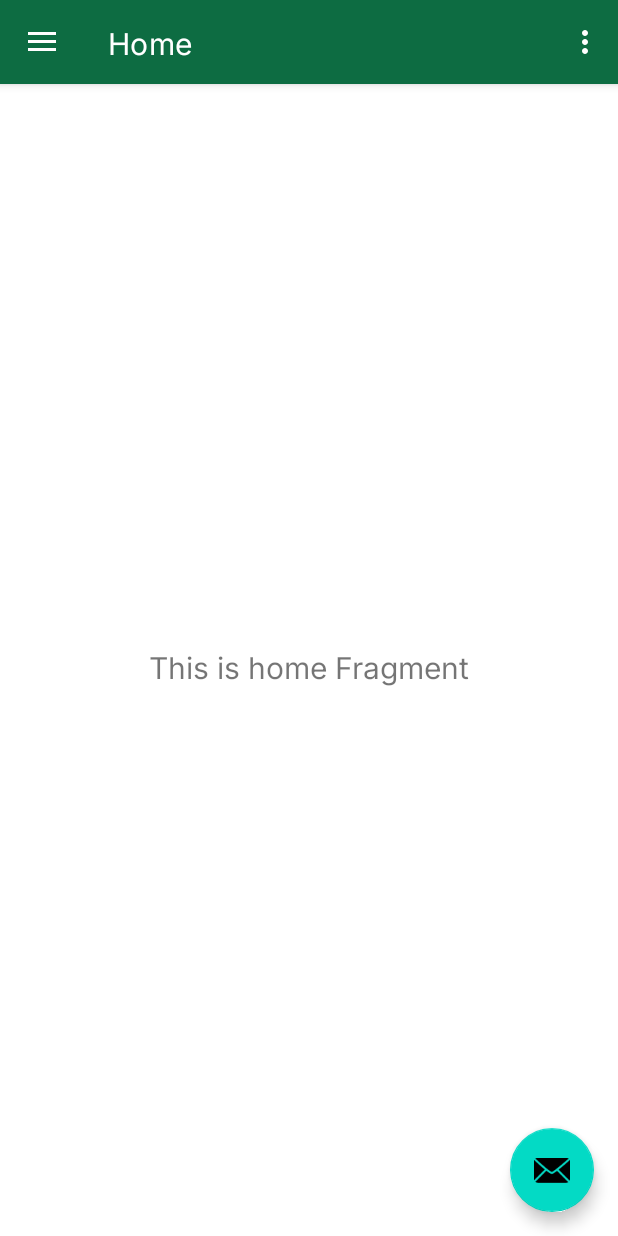
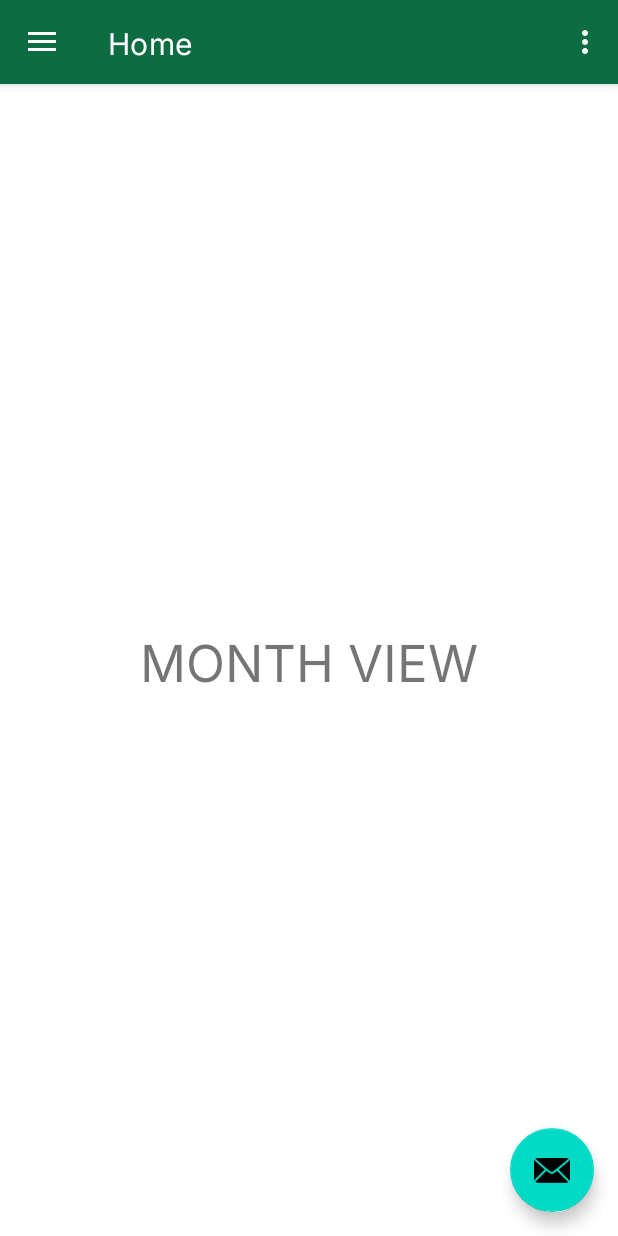
Before and after one commit to shaisan1109/AnimoCalendar, an Android app: the screen it shows after launch (MainActivity), in the side drawer, after a tap on "Month", on a phone screen of 412 x 824 dp. Run offline under Robolectric (Android 15) with nearby library versions, the phone set to English and light mode, and no system bars; our stand-ins replace navigation-ui; Roboto replaces fonts that are not available here.

Commit message:
Added nav drawer functionality and placeholder text

```diff
--- a/app/src/main/res/layout/fragment_day.xml
+++ b/app/src/main/res/layout/fragment_day.xml
@@ -5,10 +5,11 @@
     android:layout_height="match_parent"
     tools:context=".DayFragment">
 
-    <!-- TODO: Update blank fragment layout -->
     <TextView
         android:layout_width="match_parent"
         android:layout_height="match_parent"
-        android:text="@string/hello_blank_fragment" />
+        android:gravity="center_horizontal|center_vertical"
+        android:text="DAY VIEW"
+        android:textSize="34sp" />
 
 </FrameLayout>
--- a/app/src/main/res/layout/fragment_help.xml
+++ b/app/src/main/res/layout/fragment_help.xml
@@ -5,10 +5,11 @@
     android:layout_height="match_parent"
     tools:context=".HelpFragment">
 
-    <!-- TODO: Update blank fragment layout -->
     <TextView
         android:layout_width="match_parent"
         android:layout_height="match_parent"
-        android:text="@string/hello_blank_fragment" />
+        android:gravity="center_horizontal|center_vertical"
+        android:text="HELP VIEW"
+        android:textSize="34sp" />
 
 </FrameLayout>
--- a/app/src/main/res/layout/fragment_month.xml
+++ b/app/src/main/res/layout/fragment_month.xml
@@ -5,10 +5,11 @@
     android:layout_height="match_parent"
     tools:context=".MonthFragment">
 
-    <!-- TODO: Update blank fragment layout -->
     <TextView
         android:layout_width="match_parent"
         android:layout_height="match_parent"
-        android:text="@string/hello_blank_fragment" />
+        android:gravity="center_horizontal|center_vertical"
+        android:text="MONTH VIEW"
+        android:textSize="34sp" />
 
 </FrameLayout>
--- a/app/src/main/res/layout/fragment_preferences.xml
+++ b/app/src/main/res/layout/fragment_preferences.xml
@@ -5,10 +5,11 @@
     android:layout_height="match_parent"
     tools:context=".PreferencesFragment">
 
-    <!-- TODO: Update blank fragment layout -->
     <TextView
         android:layout_width="match_parent"
         android:layout_height="match_parent"
-        android:text="@string/hello_blank_fragment" />
+        android:gravity="center_horizontal|center_vertical"
+        android:text="PREFERENCES VIEW"
+        android:textSize="34sp" />
 
 </FrameLayout>
--- a/app/src/main/res/layout/fragment_themes.xml
+++ b/app/src/main/res/layout/fragment_themes.xml
@@ -5,10 +5,11 @@
     android:layout_height="match_parent"
     tools:context=".ThemesFragment">
 
-    <!-- TODO: Update blank fragment layout -->
     <TextView
         android:layout_width="match_parent"
         android:layout_height="match_parent"
-        android:text="@string/hello_blank_fragment" />
+        android:gravity="center_horizontal|center_vertical"
+        android:text="THEMES VIEW"
+        android:textSize="34sp" />
 
 </FrameLayout>
--- a/app/src/main/res/layout/fragment_week.xml
+++ b/app/src/main/res/layout/fragment_week.xml
@@ -5,10 +5,11 @@
     android:layout_height="match_parent"
     tools:context=".WeekFragment">
 
-    <!-- TODO: Update blank fragment layout -->
     <TextView
         android:layout_width="match_parent"
         android:layout_height="match_parent"
-        android:text="@string/hello_blank_fragment" />
+        android:gravity="center_horizontal|center_vertical"
+        android:text="WEEK VIEW"
+        android:textSize="34sp" />
 
 </FrameLayout>
--- a/app/src/main/res/layout/fragment_year.xml
+++ b/app/src/main/res/layout/fragment_year.xml
@@ -5,10 +5,11 @@
     android:layout_height="match_parent"
     tools:context=".YearFragment">
 
-    <!-- TODO: Update blank fragment layout -->
     <TextView
         android:layout_width="match_parent"
         android:layout_height="match_parent"
-        android:text="@string/hello_blank_fragment" />
+        android:gravity="center_horizontal|center_vertical"
+        android:text="YEAR VIEW"
+        android:textSize="34sp" />
 
 </FrameLayout>
--- a/app/src/main/res/navigation/mobile_navigation.xml
+++ b/app/src/main/res/navigation/mobile_navigation.xml
@@ -14,26 +14,26 @@
 
     <fragment
         android:id="@+id/nav_month"
-        android:name="com.mobdeve.s11.mco11.animocalendar.ui.home.HomeFragment"
+        android:name="com.mobdeve.s11.mco11.animocalendar.MonthFragment"
         android:label="@string/menu_home"
         tools:layout="@layout/fragment_home" />
 
     <fragment
         android:id="@+id/nav_week"
-        android:name="com.mobdeve.s11.mco11.animocalendar.ui.home.HomeFragment"
+        android:name="com.mobdeve.s11.mco11.animocalendar.WeekFragment"
         android:label="@string/menu_home"
         tools:layout="@layout/fragment_home" />
 
     <fragment
         android:id="@+id/nav_day"
-        android:name="com.mobdeve.s11.mco11.animocalendar.ui.home.HomeFragment"
+        android:name="com.mobdeve.s11.mco11.animocalendar.DayFragment"
         android:label="@string/menu_home"
         tools:layout="@layout/fragment_home" />
 
     <!-- Settings group -->
     <fragment
         android:id="@+id/nav_preferences"
-        android:name="com.mobdeve.s11.mco11.animocalendar.ui.home.HomeFragment"
+        android:name="com.mobdeve.s11.mco11.animocalendar.PreferencesFragment"
         android:label="@string/menu_home"
         tools:layout="@layout/fragment_home" />
 
@@ -45,14 +45,14 @@
 
     <fragment
         android:id="@+id/nav_change_theme"
-        android:name="com.mobdeve.s11.mco11.animocalendar.ui.home.HomeFragment"
+        android:name="com.mobdeve.s11.mco11.animocalendar.ThemesFragment"
         android:label="@string/menu_home"
         tools:layout="@layout/fragment_home" />
 
     <!-- Miscellaneous group -->
     <fragment
         android:id="@+id/nav_help"
-        android:name="com.mobdeve.s11.mco11.animocalendar.ui.home.HomeFragment"
+        android:name="com.mobdeve.s11.mco11.animocalendar.HelpFragment"
         android:label="@string/menu_home"
         tools:layout="@layout/fragment_home" />
 
```
Also changed, not shown: app/src/main/res/layout/fragment_gallery.xml (deleted, +0 -22 lines), app/src/main/res/layout/fragment_slideshow.xml (deleted, +0 -22 lines).
